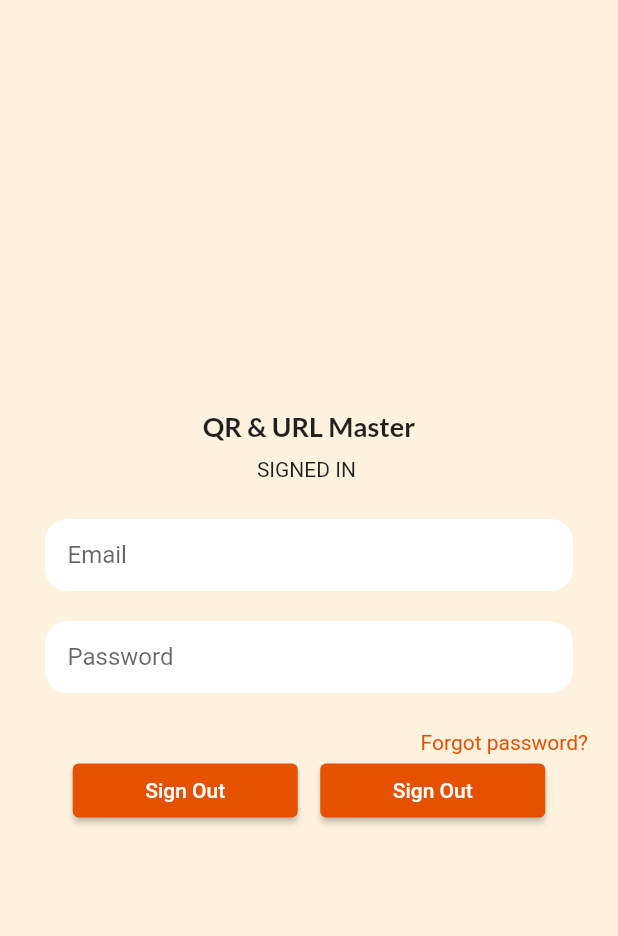
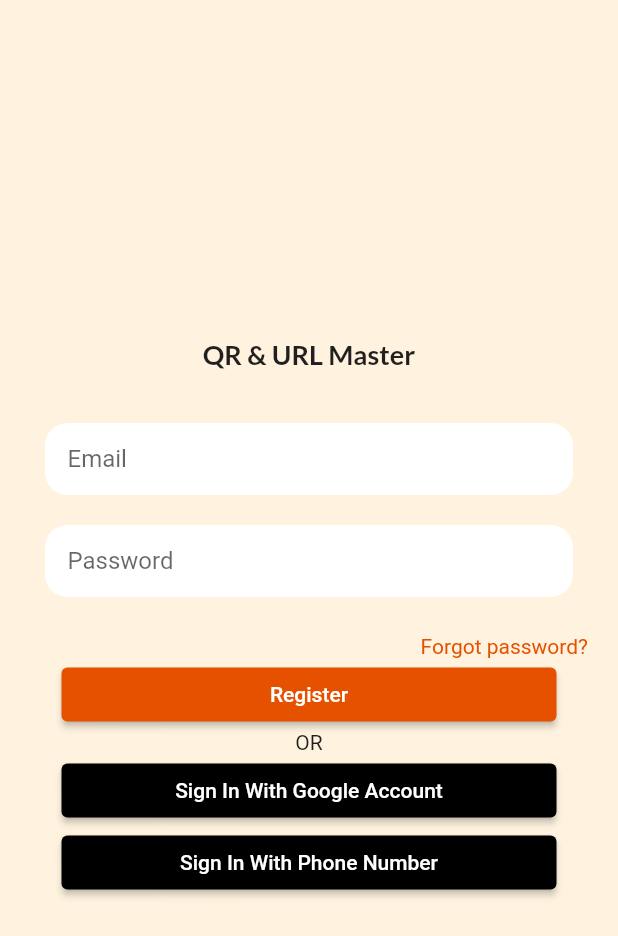
Before and after one commit to hakimhambali/shorten_url, a Flutter app: the Register screen opened directly, on a phone screen of 412 x 824 dp. Shown: the top 936 px of the screen. Run offline on Flutter 3.47's test engine with Material 2 defaults, Android fonts, the phone set to English and light mode, and no system bars; our stand-ins replace animated_text_kit, cloud_firestore, confetti, firebase_auth, firebase_core, google_fonts and 4 more; missing offline and left inert: clipboard, document_scanner_flutter, qr_code_scanner; accounts and stored records are empty; network calls fail; statements that could not run were skipped; project files that could hold a hidden picture were left out.

Commit message:
register

```diff
--- a/lib/screens/register.dart
+++ b/lib/screens/register.dart
@@ -1,6 +1,8 @@
 import 'package:firebase_auth/firebase_auth.dart';
 import 'package:flutter/material.dart';
 import 'package:google_fonts/google_fonts.dart';
+import 'package:shorten_url/screens/signingoogle.dart';
+import 'package:shorten_url/screens/signinphonenumber.dart';
 
 class Register extends StatelessWidget {
   const Register({Key? key}) : super(key: key);
@@ -16,27 +18,12 @@ class Register extends StatelessWidget {
         child: Column(
           mainAxisAlignment: MainAxisAlignment.center,
           children: [
-            //* TITLE
             Text(
               'QR & URL Master',
               style:
                   GoogleFonts.lato(fontSize: 18, fontWeight: FontWeight.bold),
             ),
             const SizedBox(height: 10),
-
-            //* SIGN IN STATUS
-            // CODE HERE: Change status based on current user
-            StreamBuilder<User?>(
-                stream: FirebaseAuth.instance.userChanges(),
-                builder: (context, snapshot) {
-                  if (snapshot.hasData) {
-                    return Text('SIGNED IN ${snapshot.data?.email}');
-                  } else {
-                    return const Text("You haven't signed in yet");
-                  }
-                }),
-
-            //* EMAIL TEXTFIELD
             Container(
               margin: const EdgeInsets.fromLTRB(30, 25, 30, 10),
               padding: const EdgeInsets.symmetric(vertical: 0, horizontal: 15),
@@ -49,8 +36,6 @@ class Register extends StatelessWidget {
                     border: InputBorder.none, hintText: 'Email'),
               ),
             ),
-
-            //* PASSWORD TEXTFIELD
             Container(
               margin: const EdgeInsets.fromLTRB(30, 10, 30, 15),
               padding: const EdgeInsets.symmetric(vertical: 0, horizontal: 15),
@@ -63,7 +48,6 @@ class Register extends StatelessWidget {
                     border: InputBorder.none, hintText: 'Password'),
               ),
             ),
-            //* RESET PASSWORD BUTTON
             Container(
               margin: const EdgeInsets.only(top: 10, right: 20),
               alignment: Alignment.centerRight,
@@ -73,7 +57,6 @@ class Register extends StatelessWidget {
                   style: TextStyle(color: Colors.orange.shade900),
                 ),
                 onTap: () async {
-                  // CODE HERE: Send reset code to the given email
                   try {
                     await FirebaseAuth.instance
                         .sendPasswordResetEmail(email: emailController.text);
@@ -83,78 +66,49 @@ class Register extends StatelessWidget {
                 },
               ),
             ),
-            Row(
+            Column(
               mainAxisAlignment: MainAxisAlignment.center,
               children: [
-                //* SIGN UP BUTTON
                 SizedBox(
-                  width: 150,
+                  width: 330,
                   child: ElevatedButton(
-                      style: ButtonStyle(
-                          backgroundColor: MaterialStateProperty.all(
-                              Colors.orange.shade900)),
-                      onPressed: () async {
-                        // CODE HERE: Sign up with email & password / Sign out from firebase
-                        if (FirebaseAuth.instance.currentUser == null) {
-                          try {
-                            await FirebaseAuth.instance
-                                .createUserWithEmailAndPassword(
-                                    email: emailController.text,
-                                    password: passwordController.text);
-                          } on FirebaseAuthException catch (e) {
-                            showNotification(context, e.message.toString());
-                          }
-                        } else {
-                          await FirebaseAuth.instance.signOut();
-                        }
-                      },
-                      // CODE HERE: Change button text based on current user
-                      child: StreamBuilder<User?>(
-                          stream: FirebaseAuth.instance.userChanges(),
-                          builder: (context, snapshot) {
-                            if (snapshot.hasData) {
-                              return const Text("Sign Out");
-                            } else {
-                              return const Text("Sign Up");
-                            }
-                          })),
+                    style: ButtonStyle(
+                        backgroundColor:
+                            MaterialStateProperty.all(Colors.orange.shade900)),
+                    onPressed: () async {},
+                    child: const Text('Register'),
+                  ),
                 ),
-                const SizedBox(
-                  width: 15,
+                const Text("OR"),
+                SizedBox(
+                  width: 330,
+                  child: ElevatedButton(
+                    style: ButtonStyle(
+                        backgroundColor:
+                            MaterialStateProperty.all(Colors.black)),
+                    onPressed: () async {
+                      Navigator.push(
+                          context,
+                          MaterialPageRoute(
+                              builder: (context) => const SignInGoogle()));
+                    },
+                    child: const Text('Sign In With Google Account'),
+                  ),
                 ),
-
-                //* SIGN IN BUTTON
                 SizedBox(
-                  width: 150,
+                  width: 330,
                   child: ElevatedButton(
-                      style: ButtonStyle(
-                          backgroundColor: MaterialStateProperty.all(
-                              Colors.orange.shade900)),
-                      onPressed: () async {
-                        // CODE HERE: Sign in with email & password / Sign out form firebase
-                        if (FirebaseAuth.instance.currentUser == null) {
-                          try {
-                            await FirebaseAuth.instance
-                                .signInWithEmailAndPassword(
-                                    email: emailController.text,
-                                    password: passwordController.text);
-                          } on FirebaseAuthException catch (e) {
-                            showNotification(context, e.message.toString());
-                          }
-                        } else {
-                          await FirebaseAuth.instance.signOut();
-                        }
-                      },
-                      // CODE HERE: Change button text based on current user
-                      child: StreamBuilder<User?>(
-                          stream: FirebaseAuth.instance.userChanges(),
-                          builder: (context, snapshot) {
-                            if (snapshot.hasData) {
-                              return const Text("Sign Out");
-                            } else {
-                              return const Text("Sign In");
-                            }
-                          })),
+                    style: ButtonStyle(
+                        backgroundColor:
+                            MaterialStateProperty.all(Colors.black)),
+                    onPressed: () async {
+                      Navigator.push(
+                          context,
+                          MaterialPageRoute(
+                              builder: (context) => const SignInPhoneNumber()));
+                    },
+                    child: const Text('Sign In With Phone Number'),
+                  ),
                 ),
               ],
             ),
--- a/pubspec.yaml
+++ b/pubspec.yaml
@@ -50,6 +50,7 @@ dependencies:
   cloud_firestore: ^4.0.2
   confetti: ^0.7.0
   animated_text_kit: ^4.2.2
+  flutter_auth: ^0.0.1
   # shared_preferences: ^2.0.15
   # intl: ^0.17.0
   # flutter_local_notifications: ^12.0.2
@@ -77,8 +78,8 @@ flutter:
   uses-material-design: true
 
   # To add assets to your application, add an assets section, like this:
-  # assets:
-  #   - images/a_dot_burr.jpeg
+  assets:
+    - images/
   #   - images/a_dot_ham.jpeg
 
   # An image asset can refer to one or more resolution-specific "variants", see
```
Also changed, not shown: images/google_logo.png (added), pubspec.lock.
